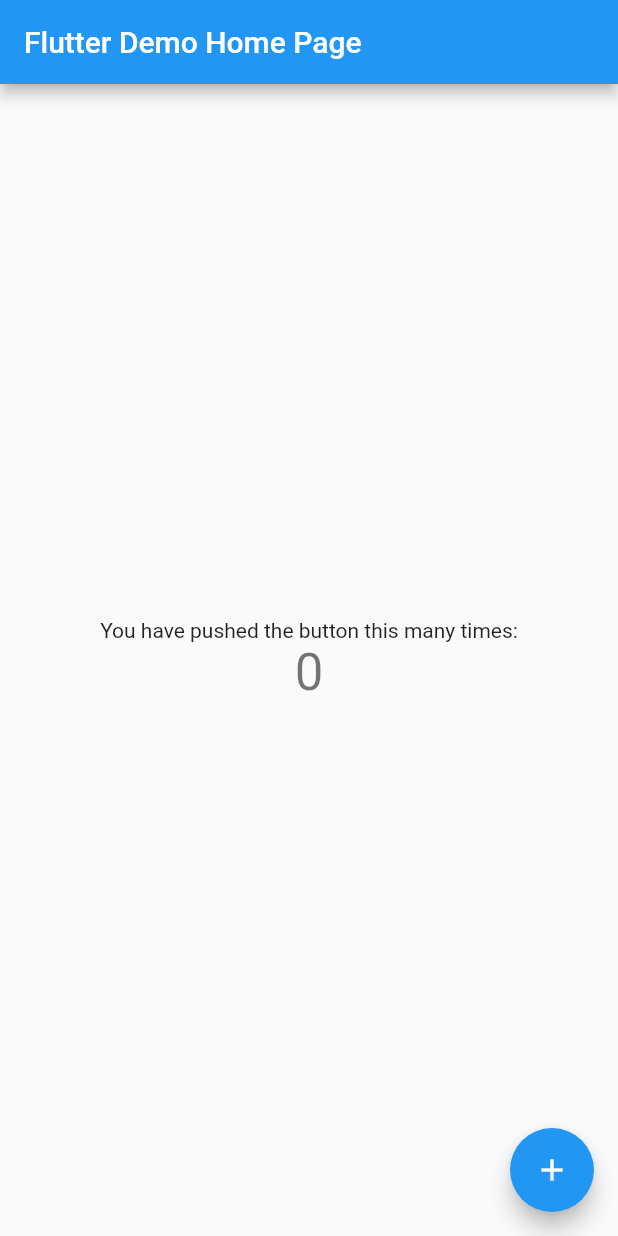
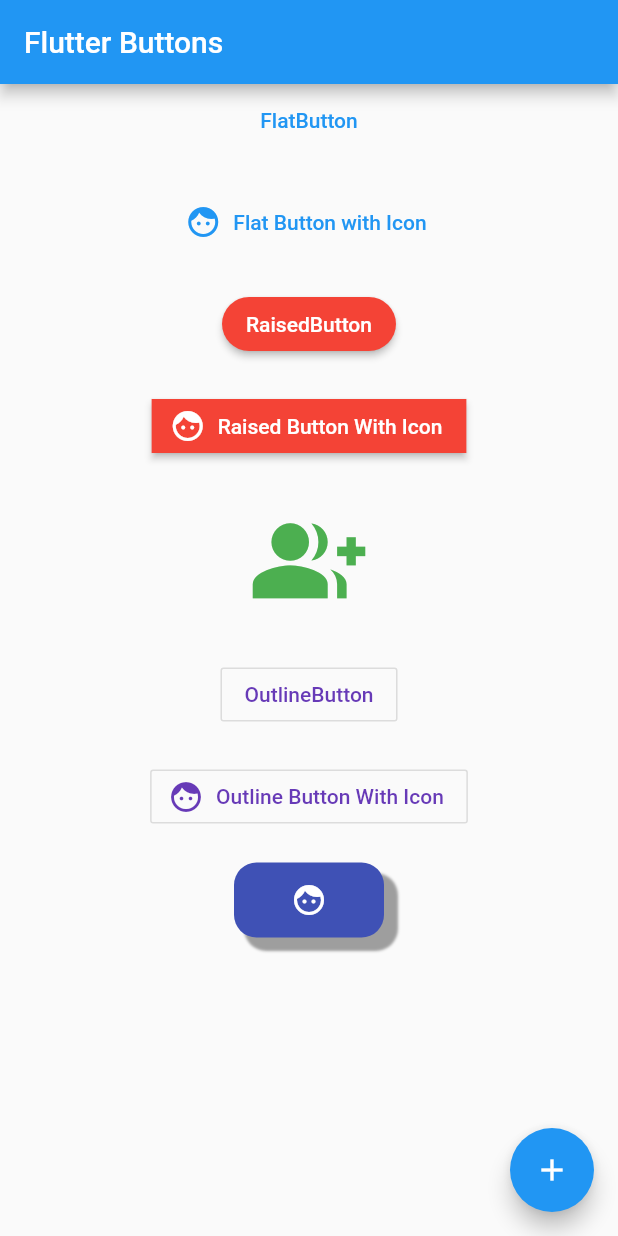
Before and after one commit to driosn/flutter_buttons, a Flutter app: the screen it shows after launch, on a phone screen of 412 x 824 dp. Run offline on Flutter 3.47's test engine with Material 2 defaults, Android fonts, the phone set to English and light mode, and no system bars.

Commit message:
Flutter buttons

```diff
--- a/lib/main.dart
+++ b/lib/main.dart
@@ -9,103 +9,146 @@ class MyApp extends StatelessWidget {
     return MaterialApp(
       title: 'Flutter Demo',
       theme: ThemeData(
-        // This is the theme of your application.
-        //
-        // Try running your application with "flutter run". You'll see the
-        // application has a blue toolbar. Then, without quitting the app, try
-        // changing the primarySwatch below to Colors.green and then invoke
-        // "hot reload" (press "r" in the console where you ran "flutter run",
-        // or simply save your changes to "hot reload" in a Flutter IDE).
-        // Notice that the counter didn't reset back to zero; the application
-        // is not restarted.
         primarySwatch: Colors.blue,
       ),
-      home: MyHomePage(title: 'Flutter Demo Home Page'),
+      home: ButtonsApp(),
     );
   }
 }
 
-class MyHomePage extends StatefulWidget {
-  MyHomePage({Key key, this.title}) : super(key: key);
-
-  // This widget is the home page of your application. It is stateful, meaning
-  // that it has a State object (defined below) that contains fields that affect
-  // how it looks.
-
-  // This class is the configuration for the state. It holds the values (in this
-  // case the title) provided by the parent (in this case the App widget) and
-  // used by the build method of the State. Fields in a Widget subclass are
-  // always marked "final".
-
-  final String title;
-
-  @override
-  _MyHomePageState createState() => _MyHomePageState();
-}
-
-class _MyHomePageState extends State<MyHomePage> {
-  int _counter = 0;
-
-  void _incrementCounter() {
-    setState(() {
-      // This call to setState tells the Flutter framework that something has
-      // changed in this State, which causes it to rerun the build method below
-      // so that the display can reflect the updated values. If we changed
-      // _counter without calling setState(), then the build method would not be
-      // called again, and so nothing would appear to happen.
-      _counter++;
-    });
-  }
-
+class ButtonsApp extends StatelessWidget {
   @override
   Widget build(BuildContext context) {
-    // This method is rerun every time setState is called, for instance as done
-    // by the _incrementCounter method above.
-    //
-    // The Flutter framework has been optimized to make rerunning build methods
-    // fast, so that you can just rebuild anything that needs updating rather
-    // than having to individually change instances of widgets.
     return Scaffold(
       appBar: AppBar(
-        // Here we take the value from the MyHomePage object that was created by
-        // the App.build method, and use it to set our appbar title.
-        title: Text(widget.title),
+        title: Text('Flutter Buttons'),
       ),
       body: Center(
-        // Center is a layout widget. It takes a single child and positions it
-        // in the middle of the parent.
+        child: Container(
+          width: 250,
           child: Column(
-          // Column is also a layout widget. It takes a list of children and
-          // arranges them vertically. By default, it sizes itself to fit its
-          // children horizontally, and tries to be as tall as its parent.
-          //
-          // Invoke "debug painting" (press "p" in the console, choose the
-          // "Toggle Debug Paint" action from the Flutter Inspector in Android
-          // Studio, or the "Toggle Debug Paint" command in Visual Studio Code)
-          // to see the wireframe for each widget.
-          //
-          // Column has various properties to control how it sizes itself and
-          // how it positions its children. Here we use mainAxisAlignment to
-          // center the children vertically; the main axis here is the vertical
-          // axis because Columns are vertical (the cross axis would be
-          // horizontal).
-          mainAxisAlignment: MainAxisAlignment.center,
             children: <Widget>[
-            Text(
-              'You have pushed the button this many times:',
-            ),
-            Text(
-              '$_counter',
-              style: Theme.of(context).textTheme.display1,
-            ),
+              flatButton(),
+              SizedBox(height: 20.0,),
+              flatButtonWithIcon(),
+              SizedBox(height: 20.0,),
+              raisedButton(),
+              SizedBox(height: 20.0,),
+              raisedButtonWithIcon(),
+              SizedBox(height: 20.0,),
+              iconButton(),
+              SizedBox(height: 20.0,),
+              outlineButton(),
+              SizedBox(height: 20.0,),
+              outlineButtonWithIcon(),
+              SizedBox(height: 20.0,),
+              customButton(),
+              SizedBox(height: 20.0,),
             ],
           ),
         ),
-      floatingActionButton: FloatingActionButton(
-        onPressed: _incrementCounter,
-        tooltip: 'Increment',
+      ),
+      floatingActionButton: floatingActionButton(),
+    );
+  }
+
+  Widget flatButton() {
+    return FlatButton(
+      onPressed: () { print('Soy un boton :v'); },
+      child: Text('FlatButton'),
+      textColor: Colors.blue,
+    );
+  }
+
+  Widget flatButtonWithIcon() {
+    return FlatButton.icon(
+      onPressed: () { print('Soy un boton :');},
+      icon: Icon(Icons.face),
+      label: Text('Flat Button with Icon'),
+      textColor: Colors.blue,
+    );
+  }
+
+  Widget raisedButton() {
+    return RaisedButton(
+      onPressed: () { print('Soy un boton :v');},
+      child: Text('RaisedButton'),
+      color: Colors.red,
+      textColor: Colors.white,
+      shape: RoundedRectangleBorder(
+        borderRadius: new BorderRadius.circular(20.0),
+      ),
+    );
+  }
+
+  Widget raisedButtonWithIcon() {
+    return RaisedButton.icon(
+      onPressed: () { print('Soy un boton :v'); },
+      label: Text('Raised Button With Icon'),
+      icon: Icon(Icons.face),
+      color: Colors.red,
+      textColor: Colors.white,
+      shape: RoundedRectangleBorder(),
+    );
+  }
+
+  Widget floatingActionButton() {
+    return FloatingActionButton(
+      onPressed: () { print('Soy un boton'); },
       child: Icon(Icons.add),
-      ), // This trailing comma makes auto-formatting nicer for build methods.
+    );
+  }
+
+  Widget iconButton() {
+    return IconButton(
+      onPressed: () { print('Soy un iconButton :v');},
+      icon: Icon(Icons.group_add),
+      color: Colors.green,
+      iconSize: 75.0,
+    );
+  }
+
+  Widget outlineButton() {
+    return OutlineButton(
+      onPressed: () { print('Outline Button :v'); },
+      child: Text('OutlineButton'),
+      textColor: Colors.deepPurple,
+    );
+  }
+
+  Widget outlineButtonWithIcon() {
+    return OutlineButton.icon(
+      onPressed: () { print('Boton'); },
+      label: Text('Outline Button With Icon'),
+      icon: Icon(Icons.face),
+      textColor: Colors.deepPurple,
+    );
+  }
+
+  Widget customButton() {
+    return InkWell(
+      child: Container(
+        height: 50.0,
+        width: 100.0,
+        decoration: BoxDecoration(
+          borderRadius: BorderRadius.circular(15.0),
+          color: Colors.indigo,
+          boxShadow: <BoxShadow>[
+            BoxShadow(
+              blurRadius: 0.8,
+              color: Colors.grey,
+              spreadRadius: 0.8,
+              offset: Offset(8, 8)
+            )
+          ]
+        ),
+        child: Center(
+          child: Icon(Icons.face,
+           color: Colors.white,
+          )
+        ),
+      ) ,
+      onTap: () {},
     );
   }
 }
```
Lines whose indentation alone changed are shown as unchanged.
